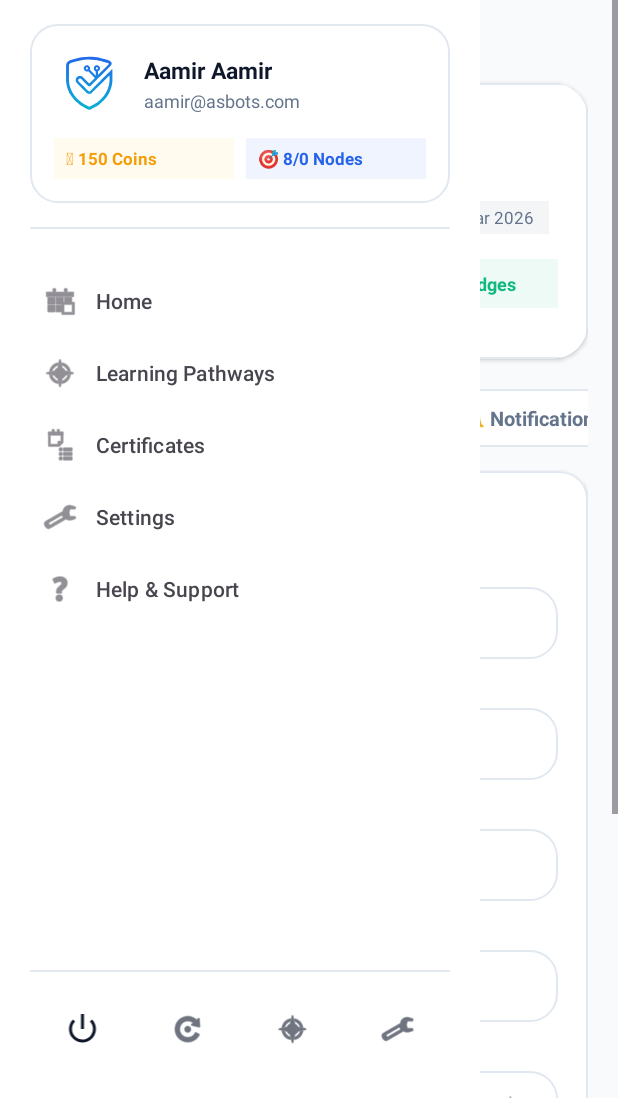
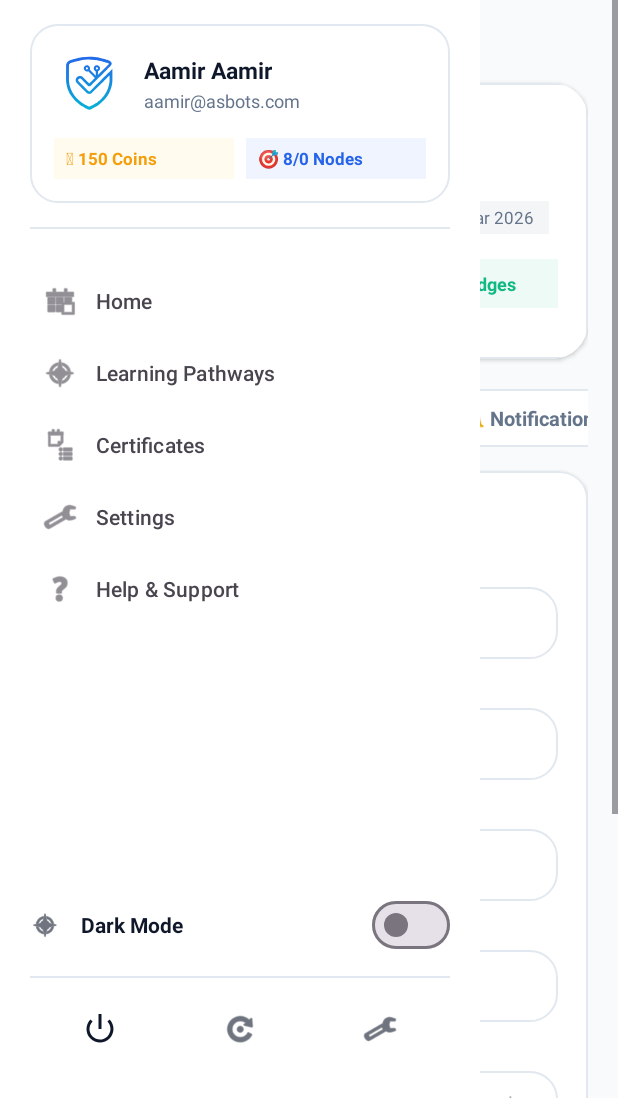
Before and after one commit to digiart-aamir/CertifAI, an Android app built with Jetpack Compose: the ProfileFragment screen opened through its navigation route, on a phone screen of 412 x 824 dp, the part 138-1236 px from its top. Run offline under Robolectric (Android 15) with nearby library versions, the phone set to English and light mode, and no system bars; libraries missing offline, so code that uses them is left out: com.exyte.animatednavbar; plain views replace MIDrawerView; network calls fail; pictures from the network do not load; 4 statements that could not run were skipped.

Commit message:
feat(theme): add animated MaterialSwitch in navigation drawer to toggle dark/light theme with persistent state storage and loading

```diff
--- a/app/src/main/java/com/asbots/certifai/MainActivity.kt
+++ b/app/src/main/java/com/asbots/certifai/MainActivity.kt
@@ -68,6 +68,13 @@ class MainActivity : AppCompatActivity() {
     private var llDrawerProfileCard: View? = null
 
     override fun onCreate(savedInstanceState: Bundle?) {
+        val tokenManager = com.asbots.certifai.data.storage.TokenManager(this)
+        if (tokenManager.isThemeDark()) {
+            androidx.appcompat.app.AppCompatDelegate.setDefaultNightMode(androidx.appcompat.app.AppCompatDelegate.MODE_NIGHT_YES)
+        } else {
+            androidx.appcompat.app.AppCompatDelegate.setDefaultNightMode(androidx.appcompat.app.AppCompatDelegate.MODE_NIGHT_NO)
+        }
+
         super.onCreate(savedInstanceState)
         val windowBgColor = ContextCompat.getColor(this, R.color.white)
         window.setBackgroundDrawable(ColorDrawable(windowBgColor))
@@ -313,8 +320,16 @@ class MainActivity : AppCompatActivity() {
             }
         }
 
-        binding.ivDrawerActionTheme.setOnClickListener {
-            Toast.makeText(this, "Theme Mode Toggled", Toast.LENGTH_SHORT).show()
+        // Theme Switch Toggle
+        val tokenManager = com.asbots.certifai.data.storage.TokenManager(this)
+        val themeSwitch = drawerPanel.findViewById<com.google.android.material.materialswitch.MaterialSwitch>(R.id.themeSwitch)
+        themeSwitch?.isChecked = tokenManager.isThemeDark()
+        themeSwitch?.setOnCheckedChangeListener { _, isChecked ->
+            tokenManager.saveThemeMode(isChecked)
+            androidx.appcompat.app.AppCompatDelegate.setDefaultNightMode(
+                if (isChecked) androidx.appcompat.app.AppCompatDelegate.MODE_NIGHT_YES
+                else androidx.appcompat.app.AppCompatDelegate.MODE_NIGHT_NO
+            )
         }
 
         binding.ivDrawerActionSettings.setOnClickListener {
--- a/app/src/main/java/com/asbots/certifai/data/storage/TokenManager.kt
+++ b/app/src/main/java/com/asbots/certifai/data/storage/TokenManager.kt
@@ -72,6 +72,14 @@ class TokenManager(context: Context) {
             .apply()
     }
 
+    fun saveThemeMode(isDark: Boolean) {
+        prefs.edit().putBoolean(KEY_THEME_DARK, isDark).apply()
+    }
+
+    fun isThemeDark(): Boolean {
+        return prefs.getBoolean(KEY_THEME_DARK, false)
+    }
+
     fun hasToken(): Boolean = !getAuthToken().isNullOrBlank()
 
     companion object {
@@ -83,5 +91,6 @@ class TokenManager(context: Context) {
         private const val KEY_USER_COINS = "user_coins"
         private const val KEY_USER_COMPLETED_NODES = "user_completed_nodes"
         private const val KEY_USER_TOTAL_NODES = "user_total_nodes"
+        private const val KEY_THEME_DARK = "theme_dark_mode"
     }
 }
--- a/app/src/main/res/layout/activity_main.xml
+++ b/app/src/main/res/layout/activity_main.xml
@@ -66,12 +66,45 @@
             app:elevation="0dp"
             app:menu="@menu/drawer_menu" />
 
+        <!-- Theme Toggle Row with Animated Switch -->
+        <LinearLayout
+            android:layout_width="match_parent"
+            android:layout_height="wrap_content"
+            android:gravity="center_vertical"
+            android:orientation="horizontal"
+            android:paddingHorizontal="20dp"
+            android:paddingVertical="10dp">
+
+            <ImageView
+                android:layout_width="20dp"
+                android:layout_height="20dp"
+                android:contentDescription="Theme"
+                android:src="@android:drawable/ic_menu_compass"
+                app:tint="@color/text_primary_light" />
+
+            <TextView
+                android:layout_width="0dp"
+                android:layout_height="wrap_content"
+                android:layout_marginStart="14dp"
+                android:layout_weight="1"
+                android:text="Dark Mode"
+                android:textColor="@color/text_primary_light"
+                android:textSize="14sp"
+                android:textStyle="bold" />
+
+            <com.google.android.material.materialswitch.MaterialSwitch
+                android:id="@+id/themeSwitch"
+                android:layout_width="wrap_content"
+                android:layout_height="wrap_content" />
+
+        </LinearLayout>
+
         <!-- Divider Line -->
         <View
             android:layout_width="match_parent"
             android:layout_height="1dp"
             android:layout_marginHorizontal="20dp"
-            android:layout_marginBottom="12dp"
+            android:layout_marginBottom="8dp"
             android:background="@color/border_light" />
 
         <!-- Monochrome Bottom Action Bar (Inside Drawer ONLY) -->
@@ -107,19 +140,7 @@
                 android:src="@android:drawable/ic_menu_rotate"
                 app:tint="@color/text_primary_light" />
 
-            <!-- 3. Theme Toggle -->
-            <ImageView
-                android:id="@+id/ivDrawerActionTheme"
-                android:layout_width="0dp"
-                android:layout_height="40dp"
-                android:layout_weight="1"
-                android:background="?attr/selectableItemBackgroundBorderless"
-                android:contentDescription="Theme"
-                android:padding="8dp"
-                android:src="@android:drawable/ic_menu_compass"
-                app:tint="@color/text_primary_light" />
-
-            <!-- 4. Settings -->
+            <!-- 3. Settings -->
             <ImageView
                 android:id="@+id/ivDrawerActionSettings"
                 android:layout_width="0dp"
```
